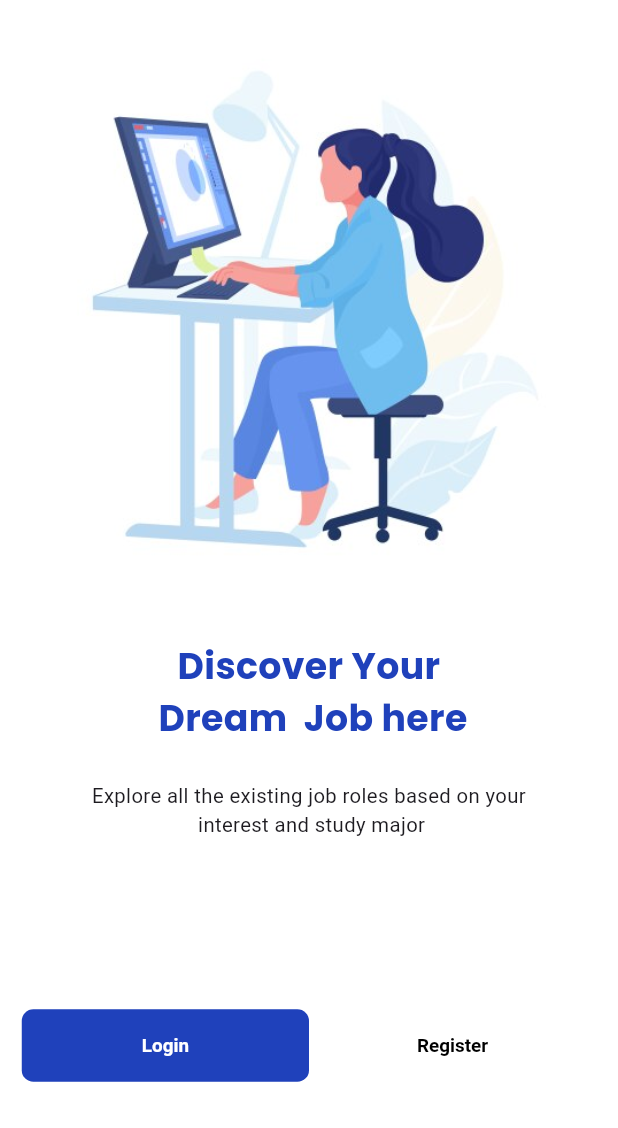
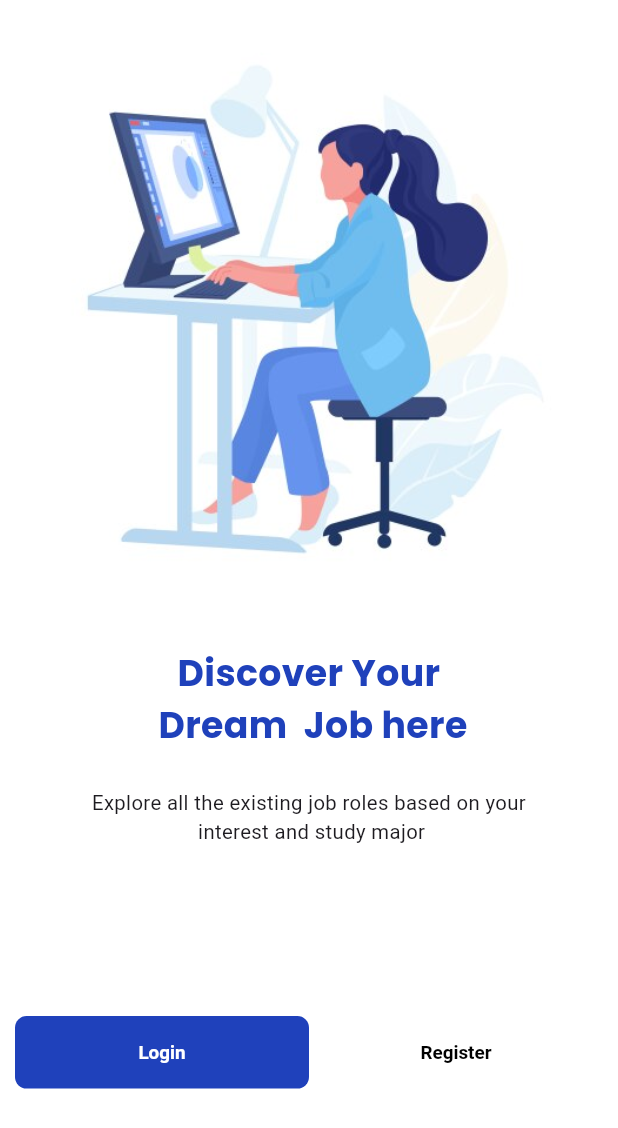
Before and after one commit to naziazahir/Job_Search_App-, a Flutter app: the screen it shows after launch, on a phone screen of 412 x 824 dp. Shown: the top 1128 px of the screen. Run offline on Flutter 3.47's test engine with Material 3 defaults, Android fonts, the phone set to English and light mode, and no system bars; our stand-ins replace flutter_screenutil, page_transition.

Commit message:
This is Flutter Project

```diff
--- a/lib/view/user_welcome_screen.dart
+++ b/lib/view/user_welcome_screen.dart
@@ -12,7 +12,7 @@ class WelcomeScreen extends StatelessWidget {
   Widget build(BuildContext context) {
     return Scaffold(
       body: Padding(
-        padding: EdgeInsets.all(15.sp),
+        padding: EdgeInsets.all(10.0),
         child: Column(
           children: [
             Center(
```
